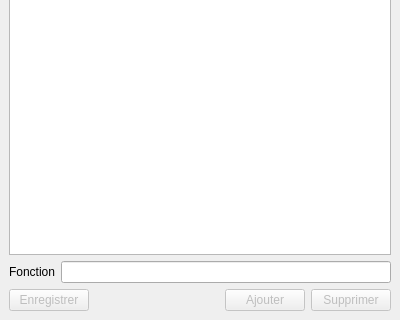
Qt form TP2/ui/listeFonctions.ui (irisDelorme-ecole/session3_TPs) before a commit; both pictures show x 0 to 400 and y 269 to 589 of the 400 by 589 pixel window.
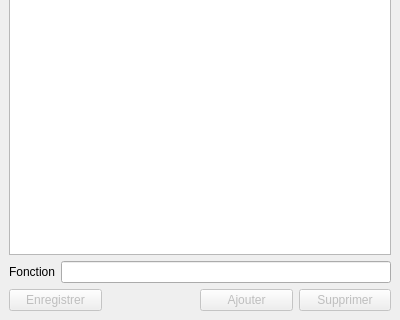
The same form after that commit.

```diff
--- a/TP2/ui/listeFonctions.ui
+++ b/TP2/ui/listeFonctions.ui
@@ -42,6 +42,12 @@
         <property name="enabled">
          <bool>false</bool>
         </property>
+        <property name="sizePolicy">
+         <sizepolicy hsizetype="Expanding" vsizetype="Fixed">
+          <horstretch>0</horstretch>
+          <verstretch>0</verstretch>
+         </sizepolicy>
+        </property>
         <property name="text">
          <string>Enregistrer</string>
         </property>
@@ -65,6 +71,12 @@
         <property name="enabled">
          <bool>false</bool>
         </property>
+        <property name="sizePolicy">
+         <sizepolicy hsizetype="Expanding" vsizetype="Fixed">
+          <horstretch>0</horstretch>
+          <verstretch>0</verstretch>
+         </sizepolicy>
+        </property>
         <property name="text">
          <string>Ajouter</string>
         </property>
@@ -75,6 +87,12 @@
         <property name="enabled">
          <bool>false</bool>
         </property>
+        <property name="sizePolicy">
+         <sizepolicy hsizetype="Expanding" vsizetype="Fixed">
+          <horstretch>0</horstretch>
+          <verstretch>0</verstretch>
+         </sizepolicy>
+        </property>
         <property name="text">
          <string>Supprimer</string>
         </property>
```
Left out of the diff: 2 changed lines with no effect on the pictures.
